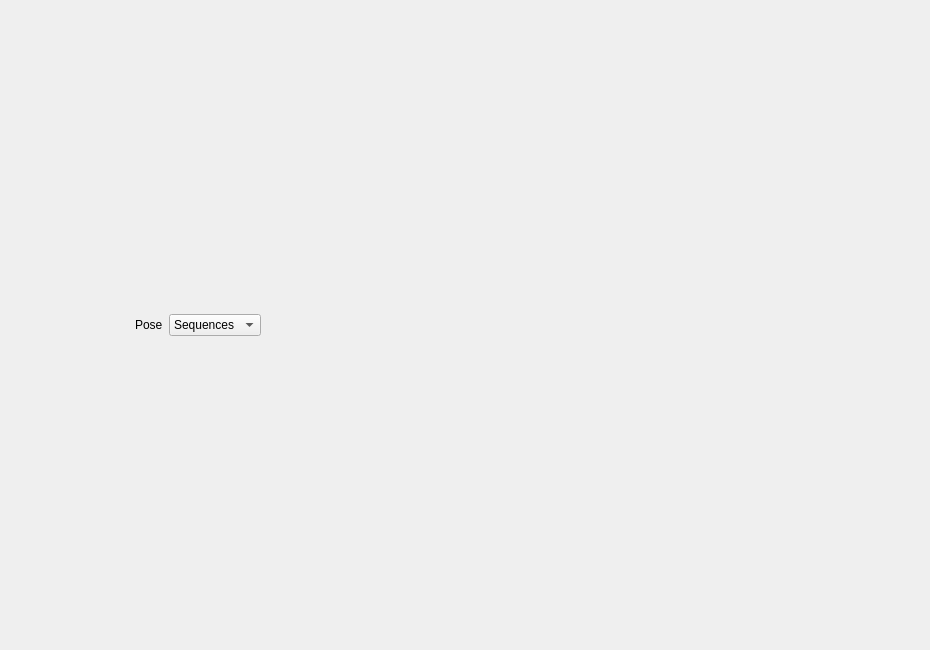
Above: src/hlam/plugins/halflife/studiomodel/ui/StudioModelView.ui from SamVanheer/HalfLifeAssetManager before the change. Below: the same form after it.
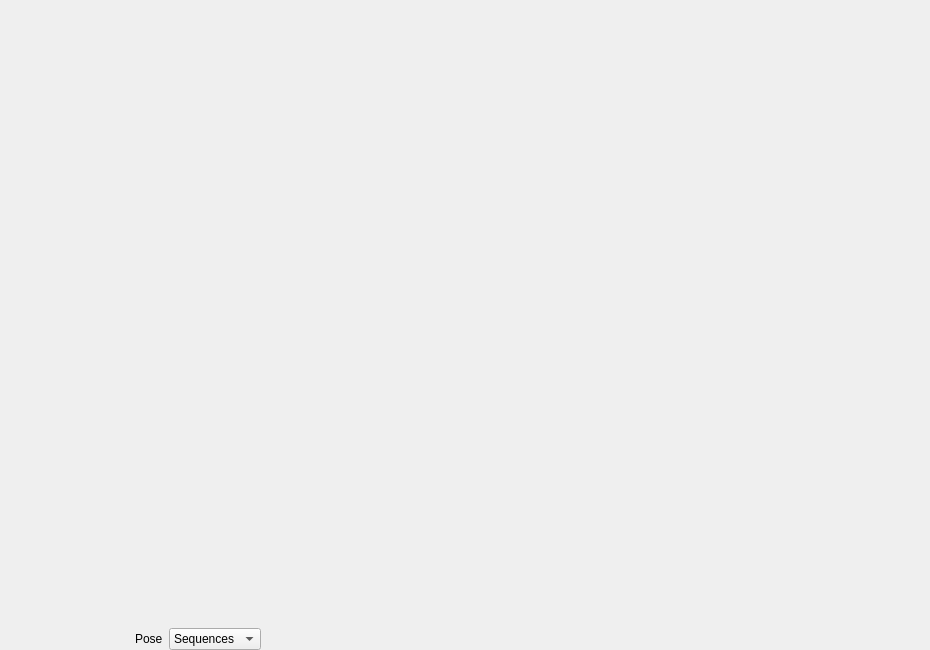
That is the form after the change. Custom widgets are drawn as their Qt base class.

Commit message: Don't hide edit widget when entering fullscreen mode, only disable asset tab bar to allow use of controls in fullscreen mode

```diff
--- a/src/hlam/plugins/halflife/studiomodel/ui/StudioModelView.ui
+++ b/src/hlam/plugins/halflife/studiomodel/ui/StudioModelView.ui
@@ -13,7 +13,7 @@
   <property name="windowTitle">
    <string>Form</string>
   </property>
-  <layout class="QVBoxLayout" name="verticalLayout">
+  <layout class="QVBoxLayout" name="verticalLayout" stretch="1,0,0">
    <property name="spacing">
     <number>0</number>
    </property>
@@ -32,6 +32,19 @@
    <item>
     <layout class="QVBoxLayout" name="SceneContainer"/>
    </item>
+   <item>
+    <spacer name="verticalSpacer">
+     <property name="orientation">
+      <enum>Qt::Vertical</enum>
+     </property>
+     <property name="sizeHint" stdset="0">
+      <size>
+       <width>20</width>
+       <height>0</height>
+      </size>
+     </property>
+    </spacer>
+   </item>
    <item>
     <widget class="QWidget" name="ControlsBar" native="true">
      <property name="sizePolicy">
```
The commit also changes 2 other files.
